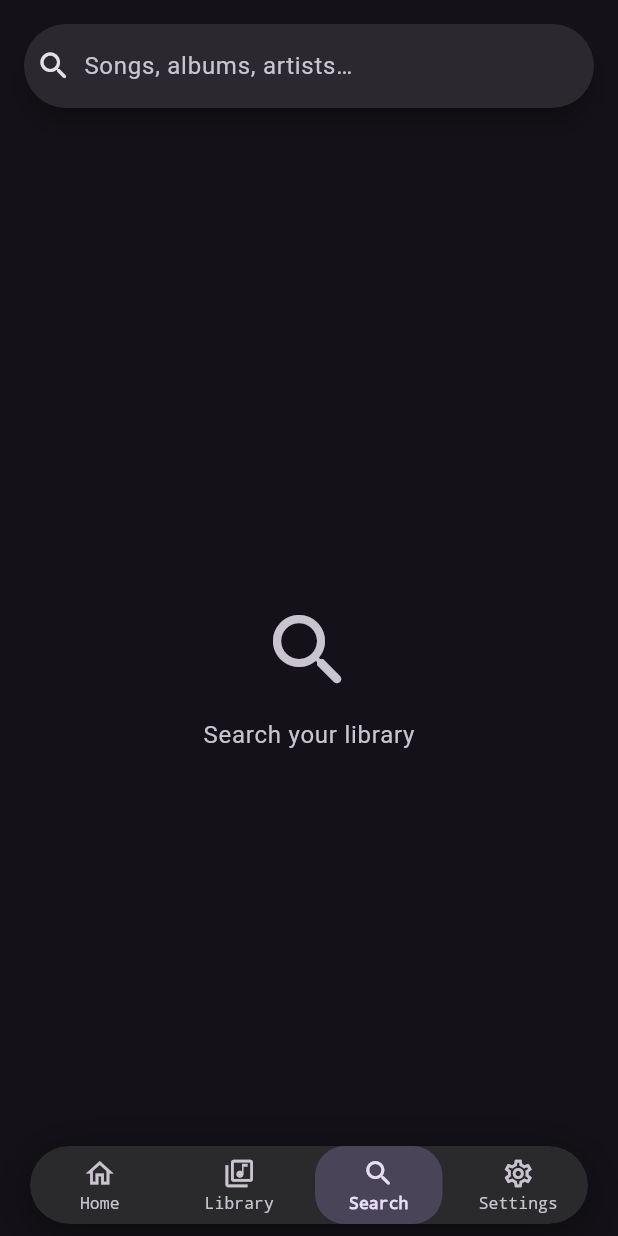
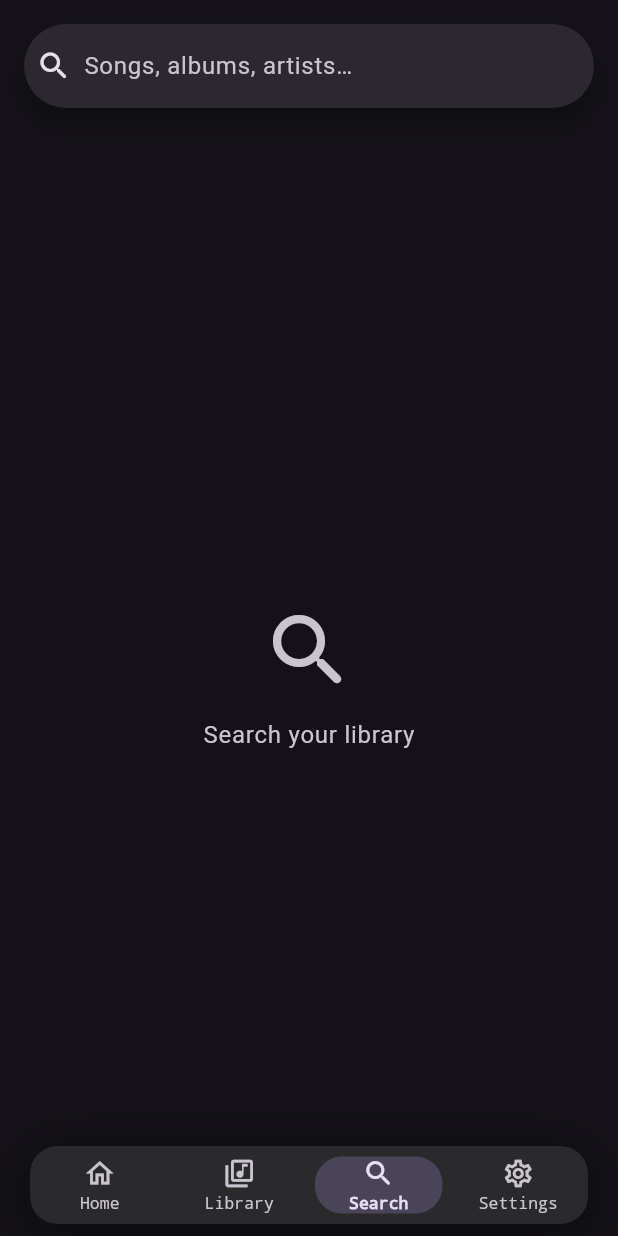
Before and after one commit to Catgirl-meow/melodize, a Flutter app: the MainShell screen opened directly, item 3 of the bottom bar chosen, on a phone screen of 412 x 824 dp. Run offline on Flutter 3.47's test engine with Material 3 defaults, Android fonts, the phone set to English and light mode, and no system bars; drawn by our look-alikes of dynamic_color; our stand-ins replace audio_service, cached_network_image, connectivity_plus, dio, drift, flutter_riverpod and 2 more; missing offline and left inert: dbus, just_audio_media_kit; accounts and stored records are empty; generated files the repository leaves out were written again.

Commit message:
fix: modal animation stutter, song tap lag, dock/mini-player redesign (v1.7.5)
Animation stutter (queue/sleep timer close):
- Remove floating dock + mini player from widget tree when invisible
  (opacity == 0): eliminates BackdropFilter GPU compositing overhead
  during full-player modal animations
- Replace AnimatedPadding with Padding on body: removes per-frame layout
  recalculation across all 4 tab screens during song start

Song tap lag:
- Two-phase queue loading: start playing the tapped song immediately
  (single platform-channel call), then populate the full queue in the
  background; eliminates the UI-thread stall from serialising 1000+
  songs through the platform channel before playback begins

Dock styling:
- Radius 26 → 18 (less round, rectangular corners)
- Selection pill: vertical padding 7px (shorter than dock height),
  radius 18 (matches dock), MainAxisSize.min (shrink-wraps to content)
- Black underlay behind full player prevents scaffold showing through
  during slide-up transition

Floating mini player redesign:
- Glass card with all-rounded corners (radius 18, matches dock)
- Inset 20px from sides (matches dock horizontal alignment)
- 6px bottom gap above dock
- Blur background matching dock style
- Thin progress bar at card bottom (clipped to card corners)
- Classic nav mini player unchanged

Co-Authored-By: Claude Sonnet 4.6 <noreply@anthropic.com>

```diff
--- a/lib/core/db/database.dart
+++ b/lib/core/db/database.dart
@@ -224,9 +224,11 @@ class AppDatabase extends _$AppDatabase {
       });
 
   // --- Server change / full reset ---
+  // Play history is intentionally preserved: it stores artist+title strings
+  // (not server-specific IDs) so Deezer recommendations keep working after
+  // switching servers.
   Future<void> clearAllData() => transaction(() async {
         await delete(cachedSongs).go();
-        await delete(playHistory).go();
         await delete(serverConfig).go();
         await delete(downloadQueue).go();
         await delete(queueEntries).go();
--- a/lib/features/shell/main_shell.dart
+++ b/lib/features/shell/main_shell.dart
@@ -13,7 +13,7 @@ import '../player/now_playing_screen.dart';
 const _kDockHeight = 52.0;
 const _kDockBottom = 8.0;    // gap between dock and safe area
 const _kDockHorizontal = 20.0;
-const _kDockRadius = 26.0;
+const _kDockRadius = 18.0;
 
 class MainShell extends ConsumerStatefulWidget {
   const MainShell({super.key});
@@ -199,9 +199,7 @@ class _MainShellState extends ConsumerState<MainShell>
       body: Stack(
         children: [
           // Main content — scroll padding keeps last items above the dock/player
-          AnimatedPadding(
-            duration: const Duration(milliseconds: 250),
-            curve: Curves.easeOut,
+          Padding(
             padding: EdgeInsets.only(
               bottom: hasSong ? 72.0 : 0.0,
             ),
@@ -216,20 +214,23 @@ class _MainShellState extends ConsumerState<MainShell>
             ),
           ),
 
-          // Mini player — sits directly above the floating dock
+          // Mini player — sits directly above the floating dock.
+          // Removed from the layer tree once invisible so its backdrop filter
+          // (floating design) doesn't add compositing cost when player is open.
           Positioned(
             left: 0,
             right: 0,
             bottom: dockBodyPad,
             child: AnimatedBuilder(
               animation: _playerAnim,
-              builder: (_, child) => IgnorePointer(
-                ignoring: _playerAnim.value > 0.1,
-                child: Opacity(
-                  opacity: (1 - _playerAnim.value * 5).clamp(0.0, 1.0),
-                  child: child,
-                ),
-              ),
+              builder: (_, child) {
+                final opacity = (1 - _playerAnim.value * 5).clamp(0.0, 1.0);
+                if (opacity == 0.0) return const SizedBox.shrink();
+                return IgnorePointer(
+                  ignoring: _playerAnim.value > 0.1,
+                  child: Opacity(opacity: opacity, child: child!),
+                );
+              },
               child: MiniPlayer(onOpen: _openPlayer),
             ),
           ),
@@ -244,6 +245,8 @@ class _MainShellState extends ConsumerState<MainShell>
         // Floating dock — rendered above the scaffold so content is visible
         // behind it (enabling the BackdropFilter blur). Fades when the full
         // player opens.
+        // Floating dock — removed from the layer tree once invisible so the
+        // BackdropFilter doesn't force GPU compositing during player modals.
         if (floatingNav)
           Positioned(
             bottom: safeBottom + _kDockBottom,
@@ -251,18 +254,31 @@ class _MainShellState extends ConsumerState<MainShell>
             right: 0,
             child: AnimatedBuilder(
               animation: _playerAnim,
-              builder: (_, child) => IgnorePointer(
-                ignoring: _playerAnim.value > 0.1,
-                child: Opacity(
-                  opacity: (1 - _playerAnim.value * 5).clamp(0.0, 1.0),
-                  child: child,
-                ),
-              ),
+              builder: (_, child) {
+                final opacity = (1 - _playerAnim.value * 5).clamp(0.0, 1.0);
+                if (opacity == 0.0) return const SizedBox.shrink();
+                return IgnorePointer(
+                  ignoring: _playerAnim.value > 0.1,
+                  child: Opacity(opacity: opacity, child: child!),
+                );
+              },
               child: _buildFloatingDock(scheme),
             ),
           ),
 
-        // Full player
+        // Full player — black underlay prevents the scaffold from showing
+        // through during the slide-up transition on non-AMOLED screens.
+        if (hasSong)
+          AnimatedBuilder(
+            animation: _playerAnim,
+            builder: (_, __) => IgnorePointer(
+              ignoring: true,
+              child: Opacity(
+                opacity: _playerAnim.value.clamp(0.0, 1.0),
+                child: const ColoredBox(color: Colors.black, child: SizedBox.expand()),
+              ),
+            ),
+          ),
         if (hasSong)
           AnimatedBuilder(
             animation: _playerAnim,
@@ -313,17 +329,17 @@ class _FloatingNavItem extends StatelessWidget {
       onTap: onTap,
       behavior: HitTestBehavior.opaque,
       child: Padding(
-        padding: const EdgeInsets.symmetric(horizontal: 4),
+        padding: const EdgeInsets.symmetric(horizontal: 4, vertical: 7),
         child: AnimatedContainer(
           duration: const Duration(milliseconds: 200),
           curve: Curves.easeInOut,
           decoration: BoxDecoration(
             color: selected ? scheme.secondaryContainer : Colors.transparent,
-            borderRadius: BorderRadius.circular(20),
+            borderRadius: BorderRadius.circular(_kDockRadius),
           ),
           child: Column(
             mainAxisAlignment: MainAxisAlignment.center,
-            mainAxisSize: MainAxisSize.max,
+            mainAxisSize: MainAxisSize.min,
             children: [
               Icon(
                 selected ? selectedIcon : icon,
--- a/pubspec.yaml
+++ b/pubspec.yaml
@@ -1,7 +1,7 @@
 name: melodize
 description: A lossless music player for Navidrome/Subsonic
 publish_to: 'none'
-version: 1.7.4+24
+version: 1.7.5+25
 
 environment:
   sdk: '>=3.0.0 <4.0.0'
```
Also changed, not shown: lib/core/audio/audio_handler.dart (+30 -20 lines), lib/features/player/mini_player.dart (+117 -14 lines), 2 other files.
